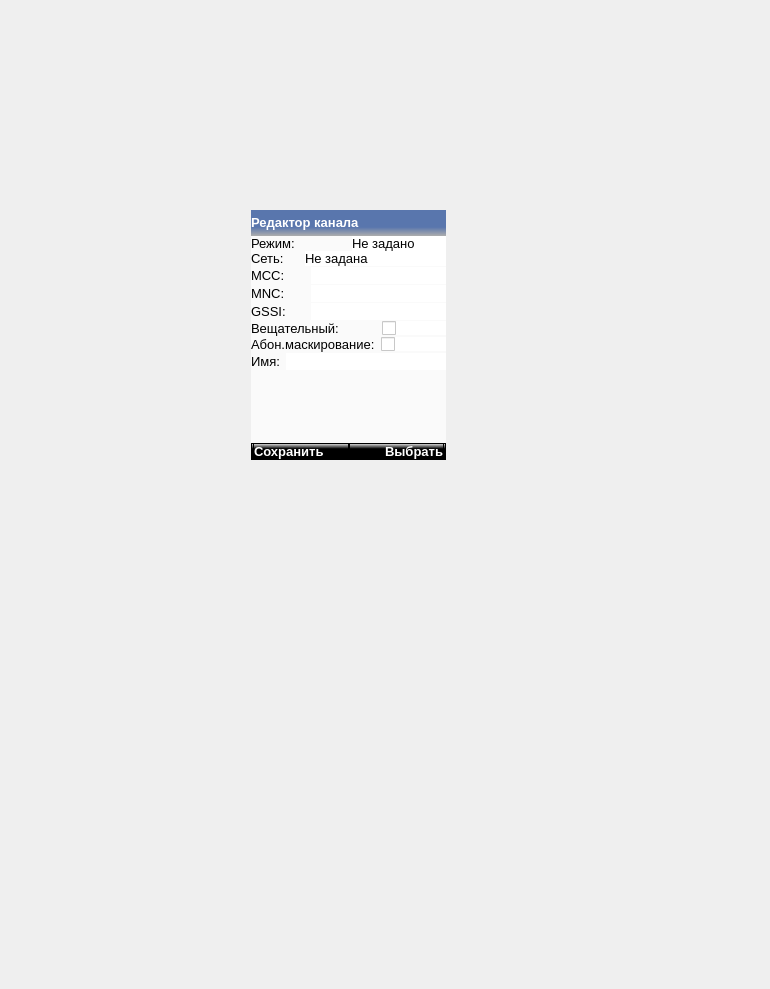
This is mainwindow.ui in COOLIRON2311/azart-p as Qt 5 draws it before an edit. The edited form follows.
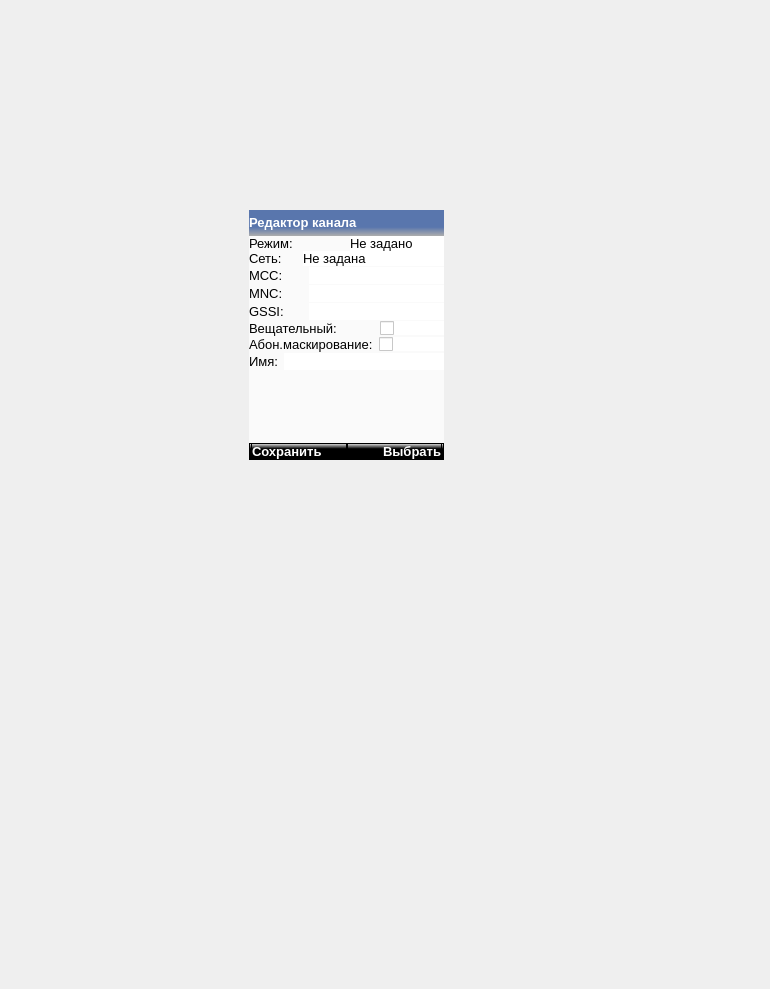
This is the edited form. Icons and pictures are not drawn.

Commit message: fixed screen position

Diff of the .ui file:
```diff
--- a/mainwindow.ui
+++ b/mainwindow.ui
@@ -513,7 +513,7 @@
      <widget class="QStackedWidget" name="mainPages">
       <property name="geometry">
        <rect>
-        <x>70</x>
+        <x>68</x>
         <y>210</y>
         <width>195</width>
         <height>250</height>
```
Left out of the diff: 2 changed lines with no effect on the pictures. The commit also changes 1 other file.
